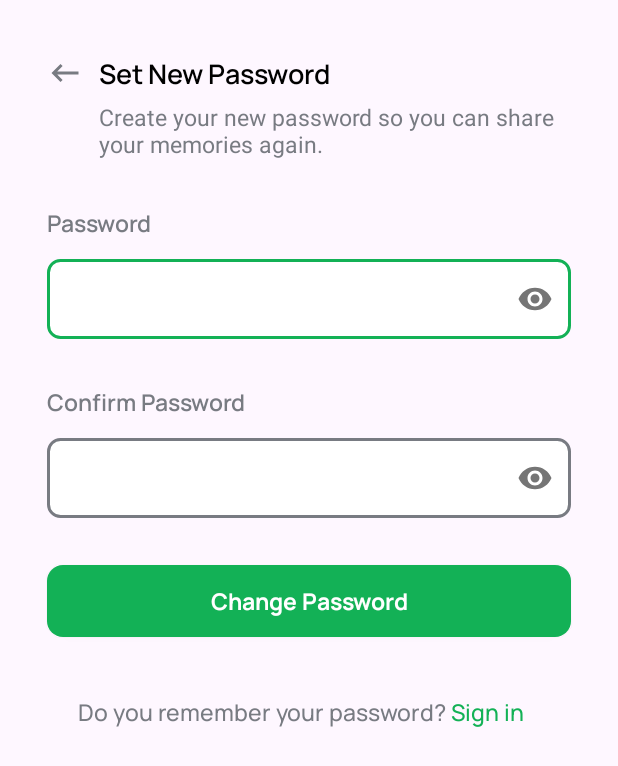
After one commit to buddhdev-jay/Android_UI_Design, an Android app: the NewPasswordActivity screen opened directly, with no data from a screen before it, on a phone screen of 412 x 824 dp. The commit adds this screen. Shown: the top 766 px of the screen. Run offline under Robolectric (Android 15) with nearby library versions, the phone set to English and light mode, and no system bars; our stand-ins replace data binding, sdp/ssp sizes.

Commit message:
50% Flow Completed

```diff
--- a/app/src/main/AndroidManifest.xml
+++ b/app/src/main/AndroidManifest.xml
@@ -1,7 +1,9 @@
 <?xml version="1.0" encoding="utf-8"?>
 <manifest xmlns:android="http://schemas.android.com/apk/res/android"
     package="com.example.androiduidesign">
+
     <uses-permission android:name="android.permission.INTERNET" />
+
     <application
         android:allowBackup="true"
         android:icon="@mipmap/ic_launcher"
@@ -9,6 +11,9 @@
         android:roundIcon="@mipmap/ic_launcher_round"
         android:supportsRtl="true"
         android:theme="@style/Theme.AndroidUIDesign">
+        <activity
+            android:name=".authencation.NewPasswordActivity"
+            android:exported="false" />
         <activity
             android:name=".dashboard.DetaileRecommendationActivity"
             android:exported="false" />
--- a/app/src/main/java/com/example/androiduidesign/authencation/LoginViewModel.kt
+++ b/app/src/main/java/com/example/androiduidesign/authencation/LoginViewModel.kt
@@ -11,6 +11,7 @@ import com.example.androiduidesign.utils.EMAIL
 import com.example.androiduidesign.utils.LOGIN_URL
 import com.example.androiduidesign.utils.PASSWORD
 import com.example.androiduidesign.utils.POST
+import com.example.androiduidesign.utils.RetrofitObject
 import com.example.androiduidesign.webservice.with_retrofit.ApiCallBackListener
 import com.example.androiduidesign.webservice.with_retrofit.ErrorResponse
 import com.example.androiduidesign.webservice.with_retrofit.RetrofitBaseViewModel
@@ -39,12 +40,13 @@ class LoginViewModel(): BaseViewModel() {
         } else if (password.value.isNullOrEmpty()) {
             validationResult.value = R.string.toast_password_empty
         } else {
+            validationResult.value = R.string.validation_sucessful
             performLoginApiCall()
         }
     }
 
     private fun performLoginApiCall() {
-        retrofitCall(retrofitClient.loginUser(UserModel(email.value ?: "eve.holt@reqres.in",password.value ?: "cityslicka")),object : ApiCallBackListener {
+        retrofitCall(RetrofitObject.retrofitClient.loginUser(UserModel(email.value ?: "eve.holt@reqres.in",password.value ?: "cityslicka")),object : ApiCallBackListener {
             override fun <T : Any> onSuccess(data: T) {
                 logInResult.postValue(LoginResponseModel(true, data))
             }
--- /dev/null
+++ b/app/src/main/java/com/example/androiduidesign/authencation/NewPasswordActivity.kt
@@ -0,0 +1,59 @@
+package com.example.androiduidesign.authencation
+
+import android.content.Intent
+import androidx.appcompat.app.AppCompatActivity
+import android.os.Bundle
+import android.text.method.LinkMovementMethod
+import android.view.View
+import android.view.WindowManager
+import android.widget.Toast
+import androidx.core.content.ContextCompat
+import androidx.databinding.DataBindingUtil
+import com.example.androiduidesign.R
+import com.example.androiduidesign.databinding.ActivityNewPasswordBinding
+import com.example.androiduidesign.utils.THIRTYEIGHT
+import com.example.androiduidesign.utils.THIRTYONE
+import com.example.androiduidesign.utils.THIRTYTHREE
+import com.example.androiduidesign.utils.TWENTY
+import com.example.androiduidesign.utils.getSpannable
+
+class NewPasswordActivity : AppCompatActivity(), View.OnClickListener {
+    lateinit var binding: ActivityNewPasswordBinding
+
+    override fun onCreate(savedInstanceState: Bundle?) {
+        super.onCreate(savedInstanceState)
+        initialSetup()
+    }
+
+    private fun initialSetup() {
+        supportActionBar?.hide()
+        binding = DataBindingUtil.setContentView(this, R.layout.activity_new_password)
+        setSpannableText()
+        binding.onClickHandler = this@NewPasswordActivity
+        window.setFlags(WindowManager.LayoutParams.FLAG_LAYOUT_NO_LIMITS, WindowManager.LayoutParams.FLAG_LAYOUT_NO_LIMITS)
+    }
+
+    private fun setSpannableText() {
+        val spannable = getSpannable(binding.textviewHaveAccountNewPassword.text.toString(), THIRTYONE, THIRTYEIGHT, ContextCompat.getColor(this@NewPasswordActivity, R.color.green_500)) {
+            val signInIntent = Intent(this@NewPasswordActivity, SignInActivity::class.java)
+            startActivity(signInIntent)
+            finish()
+        }
+        binding.textviewHaveAccountNewPassword.text = spannable
+        binding.textviewHaveAccountNewPassword.movementMethod = LinkMovementMethod.getInstance()
+    }
+
+    override fun onClick(p0: View?) {
+        when(p0?.id){
+            R.id.btn_change_password -> {
+                if (binding.editxtNewPasswordPassword.text.toString() == binding.ediTxtNewConfirmPassword.text.toString()) {
+                    Toast.makeText(this@NewPasswordActivity, getString(R.string.text_change_password_clicked), Toast.LENGTH_SHORT).show()
+                    startActivity(Intent(this@NewPasswordActivity, SignInActivity::class.java))
+                    finish()
+                } else {
+                    Toast.makeText(this@NewPasswordActivity, getString(R.string.text_password_confirm_password_not_equal), Toast.LENGTH_SHORT).show()
+                }
+            }
+        }
+    }
+}
--- a/app/src/main/java/com/example/androiduidesign/authencation/SignupViewModel.kt
+++ b/app/src/main/java/com/example/androiduidesign/authencation/SignupViewModel.kt
@@ -11,6 +11,7 @@ import com.example.androiduidesign.utils.BASE_URL
 import com.example.androiduidesign.utils.EMAIL
 import com.example.androiduidesign.utils.PASSWORD
 import com.example.androiduidesign.utils.POST
+import com.example.androiduidesign.utils.RetrofitObject
 import com.example.androiduidesign.utils.SIGNUP_URL
 import com.example.androiduidesign.utils.TEN
 import com.example.androiduidesign.utils.ZERO
@@ -57,12 +58,13 @@ class SignupViewModel(): BaseViewModel() {
         } else if(cpassword.value.isNullOrEmpty()) {
             validationResult.value = R.string.toast_confirm_password
         } else {
+            validationResult.value = R.string.validation_sucessful
             performSignupApiCall()
         }
     }
 
     private fun performSignupApiCall() {
-       retrofitCall(retrofitClient.signupUser(UserModel(email.value ?: "eve.holt@reqres.in",password.value ?: "cityslicka")),object : ApiCallBackListener {
+       retrofitCall(RetrofitObject.retrofitClient.signupUser(UserModel(email.value ?: "eve.holt@reqres.in",password.value ?: "cityslicka")),object : ApiCallBackListener {
             override fun <T : Any> onSuccess(data: T) {
                 signupResult.postValue(RegisterResponseModel(true, data))
             }
--- a/app/src/main/java/com/example/androiduidesign/webservice/without_retrofit/BaseViewModel.kt
+++ b/app/src/main/java/com/example/androiduidesign/webservice/without_retrofit/BaseViewModel.kt
@@ -6,6 +6,7 @@ import androidx.lifecycle.LifecycleCoroutineScope
 import androidx.lifecycle.ViewModel
 import androidx.lifecycle.viewModelScope
 import com.example.androiduidesign.utils.ApiInterface
+import com.example.androiduidesign.utils.RetrofitObject
 import com.example.androiduidesign.webservice.with_retrofit.ApiCallBackListener
 import com.example.androiduidesign.webservice.with_retrofit.ErrorResponse
 import com.google.gson.GsonBuilder
@@ -21,6 +22,8 @@ import org.json.JSONObject
 import retrofit2.Call
 import retrofit2.Callback
 import retrofit2.Response
+import retrofit2.Retrofit
+import retrofit2.converter.gson.GsonConverterFactory
 
 open class BaseViewModel():ViewModel(){
 
@@ -46,7 +49,8 @@ open class BaseViewModel():ViewModel(){
         }
     }
 
-    val retrofitClient = ApiInterface.create()
+
+
     fun<T: Any> retrofitCall(retrofitCall: Call<T>, apiCallBackListener: ApiCallBackListener) {
         retrofitCall.enqueue(object : Callback<T> {
             override fun onResponse(call: Call<T>, response: Response<T>) {
--- a/app/src/main/res/layout/activity_forget_password.xml
+++ b/app/src/main/res/layout/activity_forget_password.xml
@@ -169,6 +169,7 @@
                 android:layout_marginEnd="@dimen/_24sdp"
                 android:background="@drawable/button_background"
                 android:fontFamily="@font/manropebold"
+                android:onClick="@{onClickHandler::onClick}"
                 android:text="Send a Code"
                 android:textAlignment="center"
                 android:textColor="@color/white"
--- /dev/null
+++ b/app/src/main/res/layout/activity_new_password.xml
@@ -0,0 +1,156 @@
+<?xml version="1.0" encoding="utf-8"?>
+<layout xmlns:android="http://schemas.android.com/apk/res/android"
+    xmlns:app="http://schemas.android.com/apk/res-auto"
+    xmlns:tools="http://schemas.android.com/tools">
+
+    <data>
+        <variable
+            name="onClickHandler"
+            type="android.view.View.OnClickListener" />
+    </data>
+
+    <ScrollView
+        android:layout_width="match_parent"
+        android:layout_height="match_parent">
+
+        <androidx.constraintlayout.widget.ConstraintLayout
+            android:layout_width="match_parent"
+            android:layout_height="wrap_content"
+            tools:context=".authencation.NewPasswordActivity">
+
+
+            <androidx.appcompat.widget.AppCompatImageView
+                android:id="@+id/img_view_back_arrow_new_password"
+                android:layout_width="wrap_content"
+                android:layout_height="wrap_content"
+                android:layout_marginStart="@dimen/_24sdp"
+                android:layout_marginTop="@dimen/_28sdp"
+                android:src="@drawable/ic_baseline_keyboard_backspace_24"
+                app:layout_constraintStart_toStartOf="parent"
+                app:layout_constraintTop_toTopOf="parent" />
+
+            <androidx.appcompat.widget.AppCompatTextView
+                android:id="@+id/textview_set_new_password_header"
+                android:layout_width="wrap_content"
+                android:layout_height="wrap_content"
+                android:layout_marginStart="@dimen/_8sdp"
+                android:layout_marginTop="@dimen/_28sdp"
+                android:text="@string/text_view_text_set_new_password"
+                android:textColor="@color/black"
+                android:textSize="@dimen/_14ssp"
+                app:fontFamily="@font/manropesemibold"
+                app:layout_constraintStart_toEndOf="@+id/img_view_back_arrow_new_password"
+                app:layout_constraintTop_toTopOf="parent" />
+
+            <androidx.appcompat.widget.AppCompatTextView
+                android:id="@+id/txt_view_set_new_password_tagline"
+                android:layout_width="0dp"
+                android:layout_height="wrap_content"
+                android:layout_marginTop="@dimen/_4sdp"
+                android:layout_marginEnd="@dimen/_20sdp"
+                android:text="@string/text_view_text_set_new_password_tag_line"
+                android:textColor="@color/grey"
+                android:textSize="@dimen/_12ssp"
+                app:layout_constraintEnd_toEndOf="parent"
+                app:layout_constraintStart_toStartOf="@id/textview_set_new_password_header"
+                app:layout_constraintTop_toBottomOf="@id/textview_set_new_password_header" />
+
+            <androidx.appcompat.widget.AppCompatTextView
+                android:id="@+id/textview_signIn_password_header"
+                style="@style/edit_text_header"
+                android:text="@string/txtview_text_password"
+                app:layout_constraintStart_toStartOf="parent"
+                app:layout_constraintTop_toBottomOf="@+id/txt_view_set_new_password_tagline" />
+
+            <com.google.android.material.textfield.TextInputLayout
+                android:id="@+id/txt_layout_password"
+                android:layout_width="match_parent"
+                android:layout_height="wrap_content"
+                android:layout_marginStart="@dimen/_24sdp"
+                android:layout_marginTop="@dimen/_6sdp"
+                android:layout_marginEnd="@dimen/_24sdp"
+                app:layout_constraintStart_toStartOf="parent"
+                app:layout_constraintTop_toBottomOf="@id/textview_signIn_password_header"
+                app:passwordToggleEnabled="true">
+
+                <androidx.appcompat.widget.AppCompatEditText
+                    android:id="@+id/editxt_new_password_password"
+                    android:layout_width="match_parent"
+                    android:layout_height="wrap_content"
+                    android:background="@drawable/edit_text_border"
+                    android:cursorVisible="true"
+                    android:focusable="true"
+                    android:imeOptions="actionDone"
+                    android:inputType="textPassword"
+                    android:maxLines="1"
+                    android:singleLine="true"
+                    android:textColor="@color/black"
+                    android:textSize="@dimen/_10ssp" />
+
+            </com.google.android.material.textfield.TextInputLayout>
+
+            <androidx.appcompat.widget.AppCompatTextView
+                android:id="@+id/textview_new_password_confirm_password_header"
+                style="@style/edit_text_header"
+                android:text="@string/textview_text_confirm_password"
+                app:layout_constraintStart_toStartOf="parent"
+                app:layout_constraintTop_toBottomOf="@id/txt_layout_password" />
+
+            <com.google.android.material.textfield.TextInputLayout
+                android:id="@+id/txt_layout_confirm_password"
+                android:layout_width="match_parent"
+                android:layout_height="wrap_content"
+                android:layout_marginStart="@dimen/_24sdp"
+                android:layout_marginTop="@dimen/_6sdp"
+                android:layout_marginEnd="@dimen/_24sdp"
+                app:layout_constraintStart_toStartOf="parent"
+                app:layout_constraintTop_toBottomOf="@id/textview_new_password_confirm_password_header"
+                app:passwordToggleEnabled="true">
+
+                <androidx.appcompat.widget.AppCompatEditText
+                    android:id="@+id/edi_txt_new_confirm_password"
+                    android:layout_width="match_parent"
+                    android:layout_height="wrap_content"
+                    android:background="@drawable/edit_text_border"
+                    android:cursorVisible="true"
+                    android:focusable="true"
+                    android:imeOptions="actionNext"
+                    android:inputType="textPassword"
+                    android:maxLines="1"
+                    android:singleLine="true"
+                    android:textColor="@color/black"
+                    android:textSize="@dimen/_10ssp" />
+
+            </com.google.android.material.textfield.TextInputLayout>
+
+            <androidx.appcompat.widget.AppCompatButton
+                android:id="@+id/btn_change_password"
+                style="@style/button_style"
+                android:layout_width="match_parent"
+                android:layout_height="wrap_content"
+                android:layout_marginStart="@dimen/_24sdp"
+                android:layout_marginTop="@dimen/_24sdp"
+                android:layout_marginEnd="@dimen/_24sdp"
+                android:text="@string/btn_text_change_password"
+                android:onClick="@{onClickHandler::onClick}"
+                app:layout_constraintTop_toBottomOf="@id/txt_layout_confirm_password" />
+
+            <androidx.appcompat.widget.AppCompatTextView
+                android:id="@+id/textview_have_account_new_password"
+                android:layout_width="0dp"
+                android:layout_height="wrap_content"
+                android:layout_marginStart="@dimen/_40sdp"
+                android:layout_marginTop="@dimen/_30sdp"
+                android:layout_marginEnd="@dimen/_40sdp"
+                android:fontFamily="@font/manropemedium"
+                android:text="@string/textview_text_do_you_remember"
+                android:textColor="@color/grey"
+                android:textSize="@dimen/_12ssp"
+                app:layout_constraintBottom_toBottomOf="parent"
+                app:layout_constraintEnd_toEndOf="parent"
+                app:layout_constraintStart_toStartOf="parent"
+                app:layout_constraintTop_toBottomOf="@id/btn_change_password" />
+
+        </androidx.constraintlayout.widget.ConstraintLayout>
+    </ScrollView>
+</layout>
--- a/app/src/main/res/layout/activity_verfication_screen.xml
+++ b/app/src/main/res/layout/activity_verfication_screen.xml
@@ -8,6 +8,10 @@
         <variable
             name="viewModel"
             type="com.example.androiduidesign.authencation.VerificationViewModel" />
+
+        <variable
+            name="onClickHandler"
+            type="android.view.View.OnClickListener" />
     </data>
 
 
@@ -26,6 +30,7 @@
                 android:layout_height="wrap_content"
                 android:layout_marginStart="@dimen/_24sdp"
                 android:layout_marginTop="@dimen/_28sdp"
+                android:onClick="@{onClickHandler::onClick}"
                 android:src="@drawable/ic_baseline_keyboard_backspace_24"
                 app:layout_constraintStart_toStartOf="parent"
                 app:layout_constraintTop_toTopOf="parent" />
@@ -131,6 +136,7 @@
                 android:layout_marginEnd="@dimen/_24sdp"
                 android:background="@drawable/button_background"
                 android:fontFamily="@font/manropebold"
+                android:onClick="@{onClickHandler::onClick}"
                 android:text="@string/brn_text_verify"
                 android:textColor="@color/white"
                 android:textSize="@dimen/_12ssp"
--- a/app/src/main/res/values/strings.xml
+++ b/app/src/main/res/values/strings.xml
@@ -61,7 +61,7 @@
     <string name="brn_text_verify">Verify</string>
     <string name="text_view_text_update_number">Wrong phone number? Update number</string>
     <string name="toast_enter_otp">Enter OTP</string>
-    <string name="toast_verfication_button_tapped">Verfication Button Taped</string>
+    <string name="toast_verfication_button_tapped">You are Verified Change Password</string>
     <string name="text_resend_code">Resend Code in %s</string>
     <string name="text_view_text_your_location">Your Location</string>
     <string name="text_view_text_sample_location">Jl. Mahakarya No.21</string>
@@ -109,6 +109,14 @@
     <string name="user_created_message">User Created SuccessFully</string>
     <string name="user_not_created">Sorry User not Created Please Try Again</string>
     <string name="text_api_response">API Response</string>
+    <string name="validation_sucessful">Data is Valid</string>
+    <string name="otp_time_format">%02d:%02d</string>
+    <string name="text_view_text_set_new_password">Set New Password</string>
+    <string name="text_view_text_set_new_password_tag_line">Create your new password so you can share your memories again.</string>
+    <string name="btn_text_change_password">Change Password</string>
+    <string name="text_change_password_clicked">Change Password Button Clicked</string>
+    <string name="text_password_confirm_password_not_equal">Password and Confirm Password is not equal</string>
+    <string name="text_request_again">Please Request Again for OTP</string>
     <string-array name="countryCodes">
         <item>+93</item>
         <item>+355</item>
--- a/app/src/main/res/values/style.xml
+++ b/app/src/main/res/values/style.xml
@@ -42,4 +42,12 @@
         <item name="android:textSize">@dimen/_12ssp</item>
         <item name="android:textColor">@color/grey</item>
     </style>
+    <style name="button_style" parent="ThemeOverlay.AppCompat">
+        <item name="android:textAllCaps">false</item>
+        <item name="android:fontFamily">@font/manropebold</item>
+        <item name="android:textColor">@color/white</item>
+        <item name="android:background">@drawable/button_background</item>
+        <item name="android:textSize">@dimen/_12ssp</item>
+        <item name="android:textAlignment">center</item>
+    </style>
 </resources>
```
Also changed, not shown: app/src/main/java/com/example/androiduidesign/authencation/ForgetPasswordActivity.kt (+9 -9 lines), app/src/main/java/com/example/androiduidesign/authencation/SignInActivity.kt (+12 -8 lines), app/src/main/java/com/example/androiduidesign/authencation/SignupActivity.kt (+7 -1 lines), app/src/main/java/com/example/androiduidesign/authencation/VerficationScreenActivity.kt (+29 -17 lines), app/src/main/java/com/example/androiduidesign/utils/RetrofitObject.kt (added, +13 -0 lines), app/src/main/res/layout/activity_sign_in.xml (+14 -10 lines), app/src/main/java/com/example/androiduidesign/utils/ApiInterface.kt (line endings or trailing spaces).
